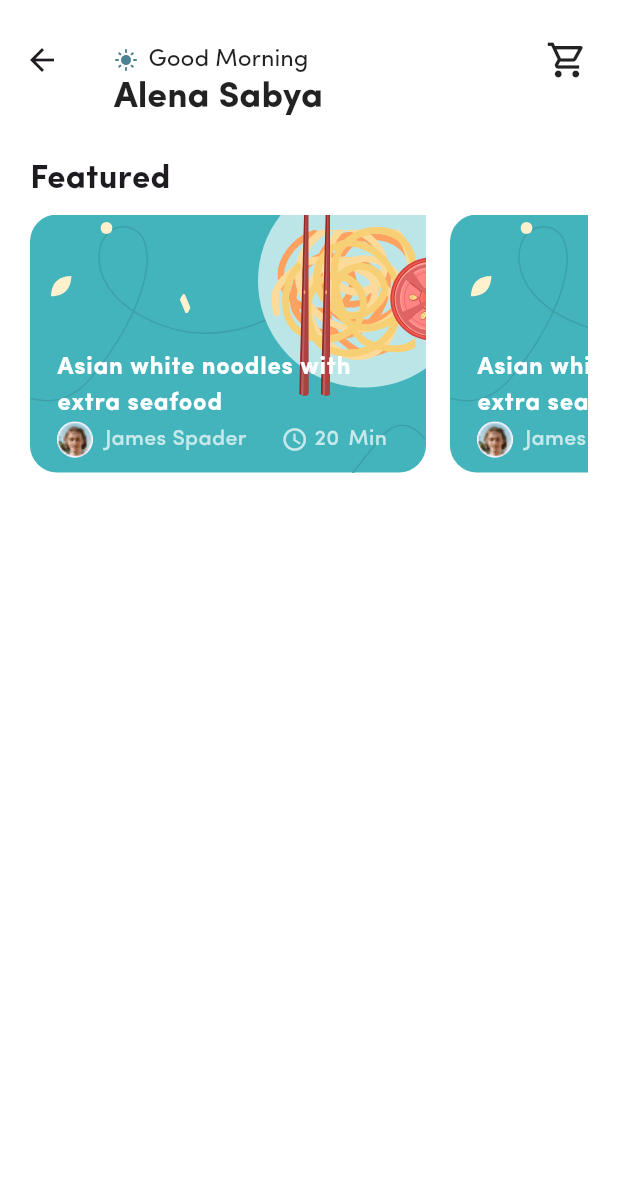
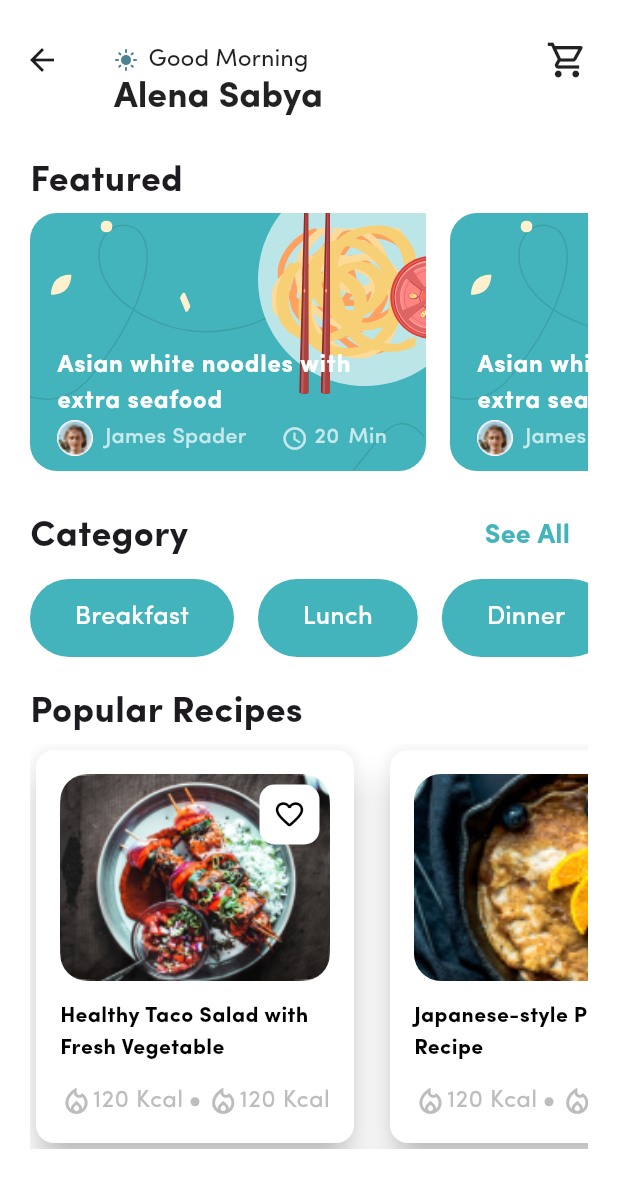
Before and after one commit to Odejide-Oluwafemi/Recipe-App, a Flutter app: the HomePage screen opened by its route, on a phone screen of 412 x 824 dp. Shown: the top 1188 px of the screen. Run offline on Flutter 3.47's test engine with Material 3 defaults, Android fonts, the phone set to English and light mode, and no system bars; our stand-ins replace flutter_svg.

Commit message:
HomePage: Popular Recipes

```diff
--- a/lib/screens/home_page.dart
+++ b/lib/screens/home_page.dart
@@ -2,6 +2,8 @@ import 'package:flutter/material.dart';
 import 'package:recipe_app/constants/app_colors.dart';
 import 'package:recipe_app/widgets/single_card.dart';
 
+import '../widgets/category_button.dart';
+import '../widgets/detail_card_large.dart';
 import '../widgets/section.dart';
 
 class HomePage extends StatelessWidget {
@@ -47,6 +49,7 @@ class HomePage extends StatelessWidget {
           Icon(Icons.shopping_cart_outlined, color: Colors.black87, size: 28),
         ],
       ),
+
       body: Container(
         padding: EdgeInsetsGeometry.all(20).add(EdgeInsets.only(top: 4)),
         width: MediaQuery.of(context).size.width,
@@ -56,20 +59,51 @@ class HomePage extends StatelessWidget {
         child: SafeArea(
           child: SingleChildScrollView(
             child: Column(
+              spacing: 20,
               children: [
                 Section(
                   titleText: "Featured",
                   children: [
-                    ...List.generate(5, (index) => SingleCard(
+                    ...List.generate(5, (index) => SingleCard()),
+                  ],
+                ),
+                Section(
+                  titleText: "Category",
+                  titleAction: TextButton(onPressed: () => {}, child: Text("See All", style: TextStyle(
+                    fontWeight: FontWeight.bold, color: AppColors.brandPrimary, fontSize: 18
+                  ),)),
+                  children: [
+                    ...List.generate(5, (index)
+                    {
+                      List<String> categories = ["Breakfast", "Lunch", "Dinner", "Snacks", "Dessert"];
+                      return CategoryButton(text: categories[index],);
+                    }),
+                  ],
+                ),
+                Section(
+                  titleText: "Popular Recipes",
+                  children: [
+                    ...List.generate(2, (index) {
+                      List<String> titles = [
+                        "Healthy Taco Salad with Fresh Vegetable",
+                        "Japanese-style Pancake Recipe",
+                      ];
 
-                    )),
-                  ],
+                      List<String> imagePaths = [
+                        "assets/DetailCardImages/Image 1.png",
+                        "assets/DetailCardImages/Image 2.png"
+                      ];
+                      return DetailCardLarge(title: titles[index], imagePath: imagePaths[index],);
+                    }),
+            ]
                 ),
               ],
             ),
           ),
         ),
       ),
+
+      // bottomNavigationBar: BottomNavigationBar(items: items),
     );
   }
 }
--- a/lib/screens/login_page.dart
+++ b/lib/screens/login_page.dart
@@ -20,8 +20,9 @@ class LoginPage extends StatelessWidget {
               child: Row(
                 mainAxisAlignment: MainAxisAlignment.end,
                 children: [
-                  GestureDetector(
-                    onTap: () => { Navigator.pushReplacementNamed(context, 'home') },
+                  TextButton(
+
+                    onPressed: () => { Navigator.pushReplacementNamed(context, 'home') },
                     child: Text(
                       "Later",
                       style: TextStyle(fontSize: 20, color: Colors.white),
--- /dev/null
+++ b/lib/widgets/category_button.dart
@@ -0,0 +1,21 @@
+import 'package:flutter/material.dart';
+import 'package:recipe_app/constants/app_colors.dart';
+
+class CategoryButton extends StatelessWidget {
+  const CategoryButton({super.key, required this.text});
+
+  final String text;
+
+  @override
+  Widget build(BuildContext context) {
+    return FilledButton(style: ButtonStyle(
+      backgroundColor: WidgetStateProperty.all(AppColors.brandPrimary),
+    ),  onPressed: () {}, child: Padding(
+      padding: const EdgeInsets.symmetric(horizontal: 6, vertical: 14),
+      child: Text(text, style: TextStyle(
+        fontWeight: FontWeight.w500,
+        fontSize: 17
+      ),),
+    ));
+  }
+}
--- /dev/null
+++ b/lib/widgets/detail_card_large.dart
@@ -0,0 +1,134 @@
+import 'package:flutter/material.dart';
+
+class DetailCardLarge extends StatelessWidget {
+  const DetailCardLarge({
+    super.key,
+    required this.title,
+    required this.imagePath,
+  });
+
+  final String title;
+  final String imagePath;
+
+  @override
+  Widget build(BuildContext context) {
+    return SizedBox(
+      width: 220,
+      height: 270,
+      child: Card(
+        color: Colors.white,
+        elevation: 10,
+        child: Padding(
+          padding: const EdgeInsets.all(16.0),
+          child: Column(
+            mainAxisAlignment: MainAxisAlignment.spaceBetween,
+            children: [
+              Stack(
+                children: [
+                  SizedBox(
+                    width: 220,
+                    height: 138,
+                    child: ClipRRect(
+                      borderRadius: BorderRadius.circular(18),
+                      child: Image.asset(imagePath, fit: BoxFit.cover),
+                    ),
+                  ),
+
+                  Padding(
+                    padding: const EdgeInsets.all(3.0),
+                    child: Row(
+                      mainAxisAlignment: MainAxisAlignment.end,
+                      children: [
+                        IconButton(
+                          onPressed: () => {},
+                          icon: Icon(Icons.favorite_outline_rounded),
+                          color: Colors.black,
+                          iconSize: 22,
+                          padding: EdgeInsets.all(1),
+                          style: ButtonStyle(
+                            elevation: WidgetStateProperty.all(20),
+                            backgroundColor: WidgetStateProperty.all(
+                              Colors.white,
+                            ),
+                            shape: WidgetStateProperty.all(
+                              RoundedRectangleBorder(
+                                borderRadius: BorderRadius.circular(10),
+                              ),
+                            ),
+                          ),
+                        ),
+                      ],
+                    ),
+                  ),
+                ],
+              ),
+
+              SizedBox(height: 10),
+
+              Text(
+                  title,
+                  textScaler: TextScaler.linear(0.9),
+                  style: TextStyle(
+                    fontSize: 16,
+                    fontWeight: FontWeight.bold,
+                    color: Colors.black,
+                  ),
+              ),
+
+              SizedBox(height: 10),
+
+              Row(
+                mainAxisAlignment: MainAxisAlignment.spaceBetween,
+                spacing: 2,
+                children: [
+                  Row(
+                    children: [
+                      Icon(
+                        Icons.local_fire_department_outlined,
+                        size: 22,
+                        color: Colors.grey.shade400,
+                      ),
+                      Text(
+                        "120 Kcal",
+                        style: TextStyle(
+                          color: Colors.grey.shade400,
+                          fontSize: 16,
+                        ),
+                      ),
+                    ],
+                  ),
+
+                  Container(
+                    decoration: BoxDecoration(
+                      color: Colors.grey.shade400,
+                      borderRadius: BorderRadius.circular(10),
+                    ),
+                    width: 6,
+                    height: 6,
+                  ),
+
+                  Row(
+                    children: [
+                      Icon(
+                        Icons.local_fire_department_outlined,
+                        size: 22,
+                        color: Colors.grey.shade400,
+                      ),
+                      Text(
+                        "120 Kcal",
+                        style: TextStyle(
+                          color: Colors.grey.shade400,
+                          fontSize: 16,
+                        ),
+                      ),
+                    ],
+                  ),
+                ],
+              ),
+            ],
+          ),
+        ),
+      ),
+    );
+  }
+}
--- a/lib/widgets/section.dart
+++ b/lib/widgets/section.dart
@@ -16,12 +16,12 @@ class Section extends StatelessWidget {
   Widget build(BuildContext context) {
     return Column(
       crossAxisAlignment: CrossAxisAlignment.start,
-      spacing: 8,
+      spacing: 4,
       children: [
         Row(
           mainAxisAlignment: MainAxisAlignment.spaceBetween,
           children: [
-            Text(titleText, style: TextStyle(fontSize: 22, fontWeight: FontWeight.bold),),
+            Text(titleText, style: TextStyle(fontSize: 24, fontWeight: FontWeight.bold),),
             ?titleAction,
           ],
         ),
--- a/lib/widgets/single_card.dart
+++ b/lib/widgets/single_card.dart
@@ -54,6 +54,11 @@ class SingleCard extends StatelessWidget {
             top: 10.15,
             left: 161.03,
             child: SvgPicture.asset("assets/card/Group.svg"),
+          ),
+          Positioned(
+            top: 8.85,
+            left: 164.03,
+            child: SvgPicture.asset("assets/card/Spag-2.svg"),
           ),
           Positioned(
             top: 8.15,
--- a/pubspec.yaml
+++ b/pubspec.yaml
@@ -67,6 +67,7 @@ flutter:
    - assets/
    - assets/login/
    - assets/card/
+   - assets/DetailCardImages/
   # An image asset can refer to one or more resolution-specific "variants", see
   # https://flutter.dev/to/resolution-aware-images
 
```
Also changed, not shown: assets/DetailCardImages/Image 1.png (added), assets/DetailCardImages/Image 2.png (added).
